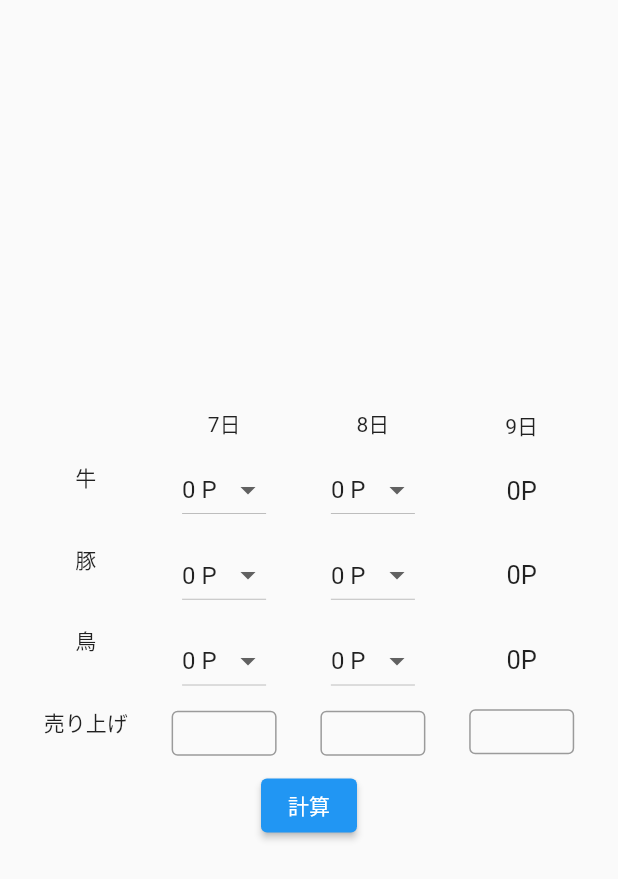
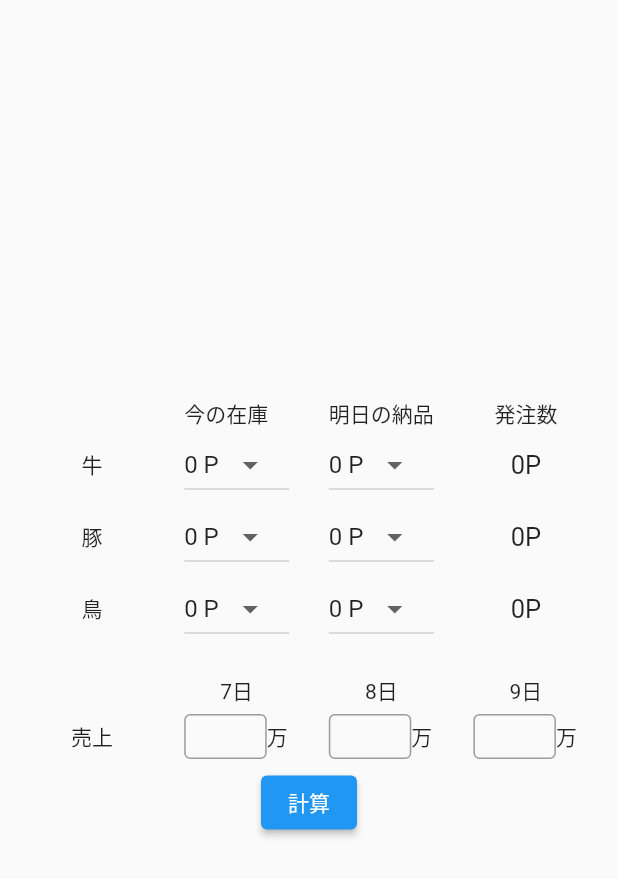
Before and after one commit to FujimuraTaiga/OrderCalculator, a Flutter app: the screen it shows after launch, on a phone screen of 412 x 824 dp. Shown: the top 879 px of the screen. Run offline on Flutter 3.47's test engine with Material 2 defaults, Android fonts, the phone set to English and light mode, and no system bars.

Commit message:
売上入力フォームの実装

```diff
--- /dev/null
+++ b/lib/Const/size.dart
@@ -0,0 +1,29 @@
+enum WidgetSize{
+  amountColumn,
+  amountForm,
+  salesForm,
+  salesField,
+}
+
+extension SizeExtension on WidgetSize{
+
+  static final widgetHeight = {
+    WidgetSize.amountColumn : 500.0,
+    WidgetSize.amountForm   : 20.0,
+    WidgetSize.salesForm    : 40.0,
+    WidgetSize.salesField   : 30.0,
+  };
+
+  static final widgetWidth = {
+    WidgetSize.amountForm : 70.0,
+    WidgetSize.salesField : 55.0,
+  };
+
+  static final textFontSize = {
+    WidgetSize.amountForm : 17.0,
+  };
+
+  double get height => widgetHeight[this]!;
+  double get width => widgetWidth[this]!;
+  double get fontSize => textFontSize[this]!;
+}
--- a/lib/Model/item_data.dart
+++ b/lib/Model/item_data.dart
@@ -19,6 +19,6 @@ class ItemData{
   }
 
   void setOrder(Sales sales){
-    order = sales.sumSales() - today - tomorrow;
+    order = (sales.sumSales()/item.packPerSales).ceil() - today - tomorrow;
   }
 }
--- a/lib/Model/view_model.dart
+++ b/lib/Model/view_model.dart
@@ -11,6 +11,15 @@ class ViewModel with ChangeNotifier{
     Item.chicken  : ItemData(Item.chicken),
   };
   final sales = Sales();
+
+  void init(){
+    for(var data in itemData.values){
+      data.setToday(0);
+      data.setTomorrow(0);
+      data.setOrder(sales);
+    }
+    notifyListeners();
+  }
 
   void setTodayAmount(Item item, int today){
     itemData[item]!.setToday(today);
@@ -26,20 +35,13 @@ class ViewModel with ChangeNotifier{
 
   void setTodaySales(int today){
     sales.setToday(today);
-    notifyListeners();
   }
 
   void setTomorrowSales(int tomorrow){
     sales.setTomorrow(tomorrow);
-    notifyListeners();
   }
 
   void setDayAfterSales(int dayAfter){
     sales.setDayAfter(dayAfter);
-    notifyListeners();
-  }
-
-  int getOrder(Item item){
-    return itemData[item]!.order;
   }
 }
--- a/lib/UI/AmountForm/amount_form.dart
+++ /dev/null
@@ -1,34 +0,0 @@
-import 'package:flutter/material.dart';
-import 'package:order_support/Const/date.dart';
-import 'package:order_support/UI/AmountForm/amount_item.dart';
-import 'package:order_support/UI/AmountForm/form_title.dart';
-import 'package:order_support/UI/AmountForm/order.dart';
-
-class AmountForm extends StatelessWidget {
-
-  const AmountForm({Key? key}) : super(key: key);
-
-  @override
-  Widget build(BuildContext context) {
-    return Column(
-      mainAxisAlignment: MainAxisAlignment.center,
-      children: [
-        Row(
-          mainAxisAlignment: MainAxisAlignment.spaceEvenly,
-          children: const [
-            FormTitle(),
-            AmountItem(Date.today),
-            AmountItem(Date.tomorrow),
-            Order(),
-          ],
-        ),
-        ElevatedButton(
-            child: const Text('計算'),
-            onPressed: (){
-
-            },
-        ),
-      ],
-    );
-  }
-}
--- a/lib/UI/AmountForm/amount_item.dart
+++ /dev/null
@@ -1,36 +0,0 @@
-import 'package:flutter/material.dart';
-
-import 'package:order_support/Const/date.dart';
-import 'package:order_support/Const/item.dart';
-
-import 'package:order_support/UI/AmountForm/sales_field.dart';
-import 'package:order_support/UI/AmountForm/select_button.dart';
-
-class AmountItem extends StatelessWidget {
-
-  final Date date;
-
-  const AmountItem(this.date, {Key? key}) : super(key: key);
-
-  @override
-  Widget build(BuildContext context) {
-
-    return SizedBox(
-      height: 250,
-      child: Column(
-        mainAxisAlignment: MainAxisAlignment.spaceEvenly,
-        children: [
-          Text('${date.day}日'),
-          SelectButton(date,Item.beef),
-          SelectButton(date,Item.pork),
-          SelectButton(date,Item.chicken),
-          SizedBox(
-            height: 30,
-            width: 70,
-            child: SalesField(),
-          ),
-        ],
-      ),
-    );
-  }
-}
--- a/lib/UI/AmountForm/form_title.dart
+++ /dev/null
@@ -1,37 +0,0 @@
-import 'package:flutter/cupertino.dart';
-
-class FormTitle extends StatelessWidget {
-
-  final double height = 46;
-
-  const FormTitle({Key? key}) : super(key: key);
-
-  @override
-  Widget build(BuildContext context) {
-    return SizedBox(
-      height: 250,
-      child: Column(
-        mainAxisAlignment: MainAxisAlignment.spaceEvenly,
-        children: [
-          const Text(' '),
-          SizedBox(
-            height: height,
-            child: const Center(child: Text('牛')),
-          ),
-          SizedBox(
-            height: height,
-            child: const Center(child: Text('豚')),
-          ),
-          SizedBox(
-            height: height,
-            child: const Center(child: Text('鳥')),
-          ),
-          SizedBox(
-            height: height,
-            child: const Center(child: Text('売り上げ')),
-          ),
-        ],
-      ),
-    );
-  }
-}
--- a/lib/UI/AmountForm/order.dart
+++ /dev/null
@@ -1,58 +0,0 @@
-import 'package:flutter/material.dart';
-import 'package:provider/provider.dart';
-
-import 'package:order_support/Const/item.dart';
-import 'package:order_support/Const/date.dart';
-
-import 'package:order_support/Model/view_model.dart';
-
-import 'package:order_support/UI/AmountForm/sales_field.dart';
-
-class Order extends StatelessWidget {
-
-  final double height = 46;
-
-  const Order({Key? key}) : super(key: key);
-
-  @override
-  Widget build(BuildContext context) {
-
-    final vm = Provider.of<ViewModel>(context);
-
-    return SizedBox(
-      height: 250,
-      child: Column(
-        mainAxisAlignment: MainAxisAlignment.spaceEvenly,
-        children: [
-          Text('${Date.dayAfter.day}日'),
-          SizedBox(
-            height: height,
-            child: Center(child: orderText(vm.getOrder(Item.beef))),
-          ),
-          SizedBox(
-            height: height,
-            child: Center(child: orderText(vm.getOrder(Item.pork))),
-          ),
-          SizedBox(
-            height: height,
-            child: Center(child: orderText(vm.getOrder(Item.chicken))),
-          ),
-          SizedBox(
-            height: 30,
-            width: 70,
-            child: SalesField(),
-          ),
-        ],
-      ),
-    );
-  }
-
-  Widget orderText(int order) {
-    return Text(
-      '${order}P',
-      style: const TextStyle(
-        fontSize: 17.0,
-      ),
-    );
-  }
-}
--- a/lib/UI/AmountForm/sales_field.dart
+++ /dev/null
@@ -1,18 +0,0 @@
-import 'package:flutter/material.dart';
-
-class SalesField extends StatelessWidget {
-
-  final controller = TextEditingController();
-
-  SalesField({Key? key}) : super(key: key);
-
-  @override
-  Widget build(BuildContext context) {
-    return TextFormField(
-      controller: controller,
-      decoration: const InputDecoration(
-        border: OutlineInputBorder(),
-      ),
-    );
-  }
-}
--- /dev/null
+++ b/lib/UI/FormItem/sales_field.dart
@@ -0,0 +1,29 @@
+import 'package:flutter/material.dart';
+import 'package:order_support/Const/size.dart';
+
+class SalesField extends StatelessWidget {
+
+  final TextEditingController controller;
+
+  const SalesField(this.controller, {Key? key}) : super(key: key);
+
+  @override
+  Widget build(BuildContext context) {
+    return Row(
+      children: [
+        SizedBox(
+          height: WidgetSize.salesField.height,
+          width:  WidgetSize.salesField.width,
+          child: TextFormField(
+            controller: controller,
+            keyboardType: TextInputType.number,
+            decoration: const InputDecoration(
+              border: OutlineInputBorder(),
+            ),
+          ),
+        ),
+        const Text('万'),
+      ],
+    );
+  }
+}
--- a/lib/UI/AmountForm/select_button.dart
+++ b/lib/UI/FormItem/select_button.dart
@@ -1,4 +1,5 @@
 import 'package:flutter/material.dart';
+import 'package:order_support/Const/size.dart';
 import 'package:provider/provider.dart';
 
 import 'package:order_support/Const/item.dart';
@@ -18,10 +19,13 @@ class SelectButton extends StatelessWidget {
 
     final vm = Provider.of<ViewModel>(context);
 
-    return DropdownButton<int>(
-      items: items(20),
-      value: value(vm),
-      onChanged: (int? newValue) => onChanged(vm, newValue!),
+    return SizedBox(
+      width: WidgetSize.amountForm.width,
+      child: DropdownButton<int>(
+        items: items(20),
+        value: value(vm),
+        onChanged: (int? newValue) => onChanged(vm, newValue!),
+      ),
     );
   }
 
--- /dev/null
+++ b/lib/UI/MainPage/AmountForm/amount_form.dart
@@ -0,0 +1,28 @@
+import 'package:flutter/material.dart';
+
+import 'package:order_support/Const/item.dart';
+
+import 'package:order_support/UI/MainPage/AmountForm/amount_item.dart';
+import 'package:order_support/UI/MainPage/AmountForm/sales_form.dart';
+
+import 'amount_header.dart';
+
+class AmountForm extends StatelessWidget {
+
+  const AmountForm({Key? key}) : super(key: key);
+
+  @override
+  Widget build(BuildContext context) {
+    return Column(
+      mainAxisAlignment: MainAxisAlignment.center,
+      children: [
+        const FormHeader(),
+        const AmountItem(Item.beef),
+        const AmountItem(Item.pork),
+        const AmountItem(Item.chicken),
+        const SizedBox(height: 20.0,),
+        SalesForm(),
+      ],
+    );
+  }
+}
--- /dev/null
+++ b/lib/UI/MainPage/AmountForm/amount_header.dart
@@ -0,0 +1,34 @@
+import 'package:flutter/cupertino.dart';
+import 'package:order_support/Const/size.dart';
+
+class FormHeader extends StatelessWidget {
+
+  final double height = 46;
+
+  const FormHeader({Key? key}) : super(key: key);
+
+  @override
+  Widget build(BuildContext context) {
+    return Row(
+      mainAxisAlignment: MainAxisAlignment.spaceEvenly,
+      children:  [
+        SizedBox(
+          width: WidgetSize.amountForm.width,
+          child: const Text(''),
+        ),
+        SizedBox(
+          width: WidgetSize.amountForm.width,
+          child: const Text('今の在庫'),
+        ),
+        SizedBox(
+          width: WidgetSize.amountForm.width,
+          child: const Text('明日の納品'),
+        ),
+        SizedBox(
+          width: WidgetSize.amountForm.width,
+          child: const Center(child: Text('発注数')),
+        ),
+      ],
+    );
+  }
+}
--- /dev/null
+++ b/lib/UI/MainPage/AmountForm/amount_item.dart
@@ -0,0 +1,45 @@
+import 'package:flutter/material.dart';
+import 'package:provider/provider.dart';
+
+import 'package:order_support/Const/size.dart';
+import 'package:order_support/Const/date.dart';
+import 'package:order_support/Const/item.dart';
+
+import 'package:order_support/Model/view_model.dart';
+
+import 'package:order_support/UI/FormItem/select_button.dart';
+
+class AmountItem extends StatelessWidget {
+  final Item item;
+
+  const AmountItem(this.item, {Key? key}) : super(key: key);
+
+  @override
+  Widget build(BuildContext context) {
+
+    ViewModel vm = Provider.of<ViewModel>(context);
+
+    return Row(
+      mainAxisAlignment: MainAxisAlignment.spaceEvenly,
+      children: [
+        SizedBox(
+          width: WidgetSize.amountForm.width,
+          child: Center(child: Text(item.name)),
+        ),
+        SelectButton(Date.today, item),
+        SelectButton(Date.tomorrow, item),
+        SizedBox(
+          width: WidgetSize.amountForm.width,
+          child: Center(
+            child: Text(
+              '${vm.itemData[item]!.order}P',
+              style: TextStyle(
+                fontSize: WidgetSize.amountForm.fontSize,
+              ),
+            ),
+          ),
+        ),
+      ],
+    );
+  }
+}
--- /dev/null
+++ b/lib/UI/MainPage/AmountForm/sales_date.dart
@@ -0,0 +1,32 @@
+import 'package:flutter/material.dart';
+import 'package:order_support/Const/date.dart';
+import 'package:order_support/Const/size.dart';
+
+class SalesDate extends StatelessWidget {
+  const SalesDate({Key? key}) : super(key: key);
+
+  @override
+  Widget build(BuildContext context) {
+    return Row(
+      mainAxisAlignment: MainAxisAlignment.spaceEvenly,
+      children:  [
+        SizedBox(
+          width: WidgetSize.amountForm.width,
+          child: const Text(''),
+        ),
+        SizedBox(
+          width: WidgetSize.amountForm.width,
+          child: Center(child: Text('${Date.today.day}日')),
+        ),
+        SizedBox(
+          width: WidgetSize.amountForm.width,
+          child: Center(child: Text('${Date.tomorrow.day}日')),
+        ),
+        SizedBox(
+          width: WidgetSize.amountForm.width,
+          child: Center(child: Text('${Date.dayAfter.day}日')),
+        ),
+      ],
+    );
+  }
+}
--- /dev/null
+++ b/lib/UI/MainPage/AmountForm/sales_form.dart
@@ -0,0 +1,64 @@
+import 'package:flutter/material.dart';
+import 'package:order_support/Const/size.dart';
+import 'package:order_support/Model/view_model.dart';
+import 'package:order_support/UI/FormItem/sales_field.dart';
+import 'package:order_support/UI/MainPage/AmountForm/sales_date.dart';
+import 'package:provider/provider.dart';
+
+class SalesForm extends StatelessWidget {
+
+  final today = TextEditingController();
+  final tomorrow = TextEditingController();
+  final dayAfter = TextEditingController();
+
+  SalesForm({Key? key}) : super(key: key);
+
+  @override
+  Widget build(BuildContext context) {
+
+    ViewModel vm = Provider.of<ViewModel>(context);
+
+    return Form(
+      child: Column(
+        mainAxisAlignment: MainAxisAlignment.spaceEvenly,
+        children: [
+          const SalesDate(),
+          SizedBox(
+            height: WidgetSize.salesForm.height,
+            child: Row(
+              mainAxisAlignment: MainAxisAlignment.spaceEvenly,
+              children: [
+                SizedBox(
+                  width: WidgetSize.amountForm.width,
+                  child: const Center(child: Text('売上')),
+                ),
+                SizedBox(
+                  width: WidgetSize.amountForm.width,
+                  child: SalesField(today),
+                ),
+                SizedBox(
+                  width: WidgetSize.amountForm.width,
+                  child: SalesField(tomorrow),
+                ),
+                SizedBox(
+                  width: WidgetSize.amountForm.width,
+                  child: SalesField(dayAfter),
+                ),
+              ],
+            ),
+          ),
+          ElevatedButton(
+            child: const Text('計算'),
+              onPressed: (){
+                vm.setTodaySales(int.parse(today.text)*10000);
+                vm.setTomorrowSales(int.parse(tomorrow.text)*10000);
+                vm.setDayAfterSales(int.parse(dayAfter.text)*10000);
+                vm.init();
+                FocusManager.instance.primaryFocus!.unfocus();
+              },
+          ),
+        ],
+      ),
+    );
+  }
+}
--- a/lib/UI/main_page.dart
+++ b/lib/UI/main_page.dart
@@ -2,7 +2,7 @@ import 'package:flutter/material.dart';
 import 'package:provider/provider.dart';
 
 import 'package:order_support/Model/view_model.dart';
-import 'package:order_support/UI/AmountForm/amount_form.dart';
+import 'package:order_support/UI/MainPage/AmountForm/amount_form.dart';
 
 class MainPage extends StatelessWidget {
   const MainPage({Key? key}) : super(key: key);
@@ -17,7 +17,7 @@ class MainPage extends StatelessWidget {
         ChangeNotifierProvider<ViewModel>.value(value: vm),
       ],
       child: const Scaffold(
-        body: AmountForm(),
+        body: Center(child: AmountForm()),
       ),
     );
   }
```
